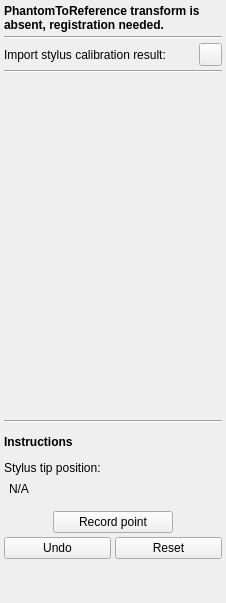
Qt form PlusApp/fCal/Toolboxes/PhantomRegistrationToolbox.ui (PlusToolkit/PlusApp) before a commit.
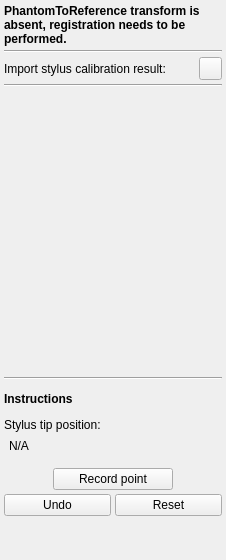
The same form after that commit. Icons and pictures are not drawn. Custom widgets are drawn as their Qt base class.

Diff of the .ui file:
```diff
--- a/PlusApp/fCal/Toolboxes/PhantomRegistrationToolbox.ui
+++ b/PlusApp/fCal/Toolboxes/PhantomRegistrationToolbox.ui
@@ -7,7 +7,7 @@
     <x>0</x>
     <y>0</y>
     <width>226</width>
-    <height>603</height>
+    <height>560</height>
    </rect>
   </property>
   <property name="sizePolicy">
@@ -47,7 +47,7 @@
       </font>
      </property>
      <property name="text">
-      <string>PhantomToReference transform is absent, registration needed.</string>
+      <string>PhantomToReference transform is absent, registration needs to be performed.</string>
      </property>
      <property name="wordWrap">
       <bool>true</bool>
```
Left out of the diff: 2 changed lines with no effect on the pictures.
